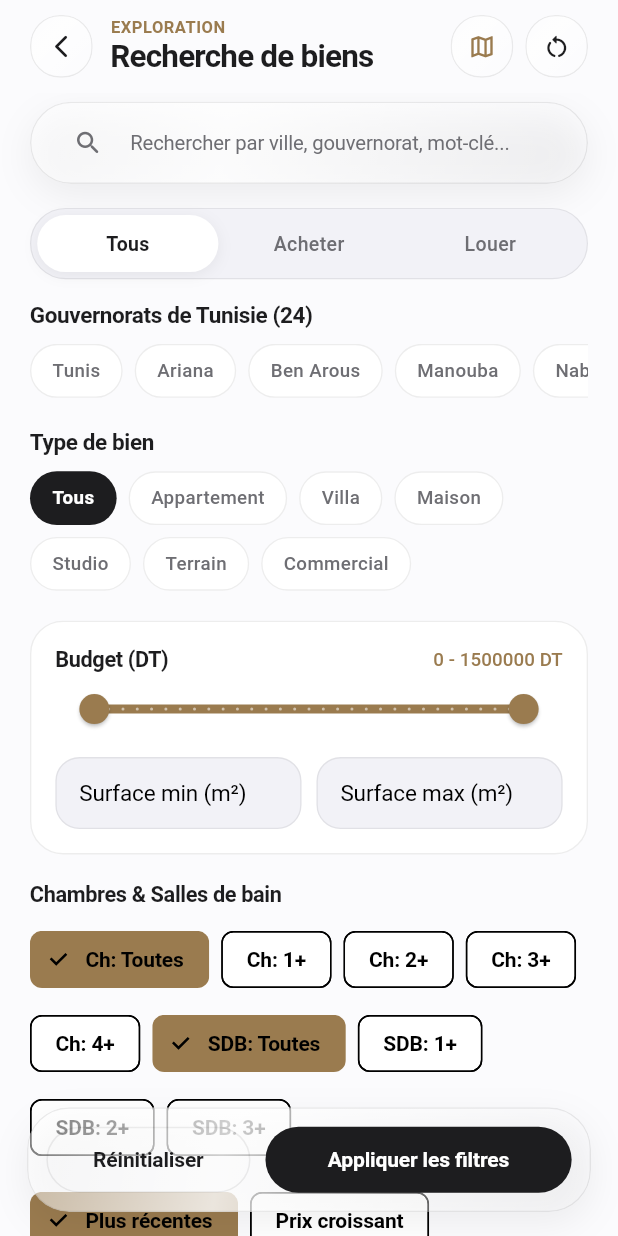
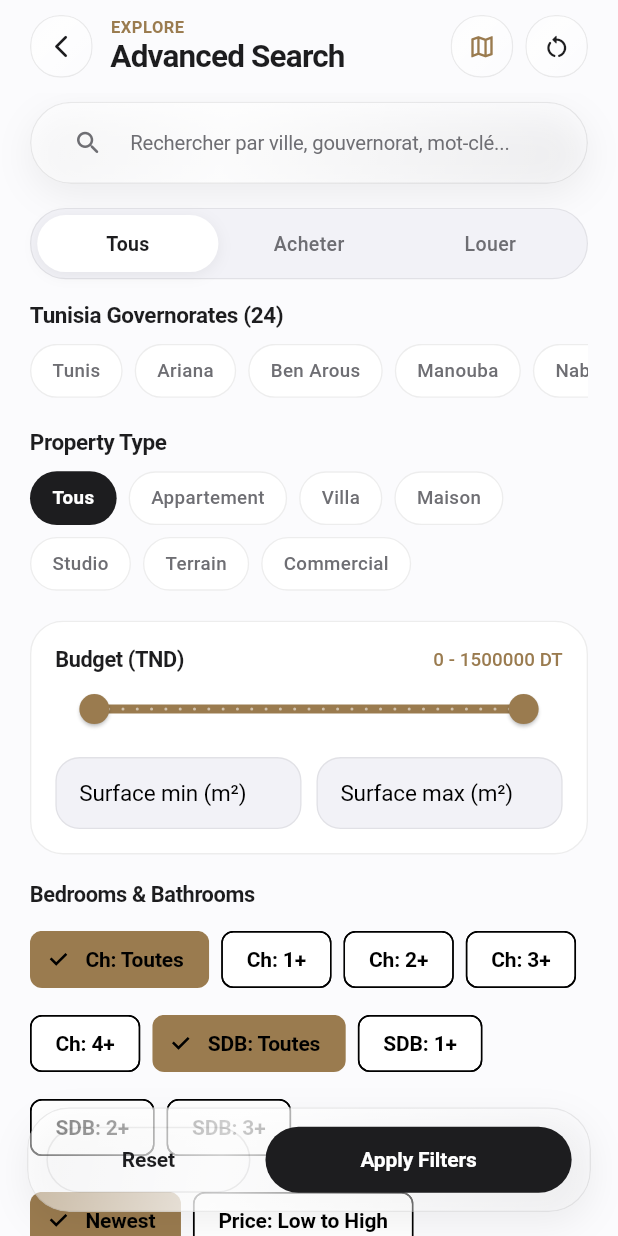
Before and after one commit to Rayenalamine/Application-Mobile-Services-Immobilier, a Flutter app: the screen it shows after launch, after a tap on "Tunis, Sousse, Sfax, Bizerte, Nabeul...", on a phone screen of 412 x 824 dp. Run offline on Flutter 3.47's test engine with Material 3 defaults, Android fonts, the phone set to English and light mode, and no system bars; our stand-ins replace cached_network_image, cloud_firestore, firebase_auth, firebase_core, flutter_map, geolocator and 3 more; accounts and stored records are empty; network calls fail.

Commit message:
fix(p2): complete FR/AR/EN translations and RTL direction across screens

```diff
--- a/flutter/services_immobilier_flutter/lib/core/localization/app_locale.dart
+++ b/flutter/services_immobilier_flutter/lib/core/localization/app_locale.dart
@@ -402,6 +402,26 @@ class AppLocale extends ChangeNotifier {
       'area_unit': 'm²',
       'edit_property_btn': 'Modifier',
       'delete_property_btn': 'Supprimer',
+      'exploration_tag': 'EXPLORATION',
+      'governorates_24': 'Gouvernorats de Tunisie (24)',
+      'budget_dt': 'Budget (TND)',
+      'rooms_and_baths': 'Chambres & Salles de bain',
+      'load_more': 'Charger plus',
+      'gps_dialog_title': 'Accès à votre position GPS',
+      'gps_dialog_body': 'DarLink utilise votre position uniquement pour centrer la carte autour de vous.',
+      'gps_later': 'Plus tard',
+      'gps_allow': 'Autoriser',
+      'gps_disabled': 'Les services de localisation sont désactivés sur votre appareil.',
+      'gps_denied': 'Permission GPS refusée. Navigation libre par gouvernorat active.',
+      'gps_unavailable': 'Position GPS indisponible pour le moment.',
+      'role_user': 'Particulier',
+      'role_owner': 'Propriétaire',
+      'role_agency': 'Agence immobilière',
+      'preferences_tag': 'PRÉFÉRENCES',
+      'btn_send': 'Envoyer',
+      'btn_resend': 'Renvoyer',
+      'btn_verify': 'Vérifier',
+      'dashboard_title': 'Tableau de bord',
     },
 
     // ========================================================
@@ -639,6 +659,26 @@ class AppLocale extends ChangeNotifier {
       'area_unit': 'م²',
       'edit_property_btn': 'تعديل',
       'delete_property_btn': 'حذف',
+      'exploration_tag': 'استكشاف',
+      'governorates_24': 'ولايات تونس (24)',
+      'budget_dt': 'الميزانية (د.ت)',
+      'rooms_and_baths': 'الغرف والحمامات',
+      'load_more': 'تحميل المزيد',
+      'gps_dialog_title': 'الوصول إلى موقعك الجغرافي',
+      'gps_dialog_body': 'يستخدم دار لينك موقعك فقط لتوسيط الخريطة حولك.',
+      'gps_later': 'لاحقاً',
+      'gps_allow': 'سماح',
+      'gps_disabled': 'خدمات الموقع معطلة على جهازك.',
+      'gps_denied': 'تم رفض إذن الموقع. التصفح الحر حسب الولاية متاح.',
+      'gps_unavailable': 'الموقع غير متوفر حالياً.',
+      'role_user': 'فرد',
+      'role_owner': 'مالك عقار',
+      'role_agency': 'وكالة عقارية',
+      'preferences_tag': 'التفضيلات',
+      'btn_send': 'إرسال',
+      'btn_resend': 'إعادة الإرسال',
+      'btn_verify': 'تحقق',
+      'dashboard_title': 'لوحة التحكم',
     },
 
     // ========================================================
@@ -876,6 +916,26 @@ class AppLocale extends ChangeNotifier {
       'area_unit': 'm²',
       'edit_property_btn': 'Edit',
       'delete_property_btn': 'Delete',
+      'exploration_tag': 'EXPLORE',
+      'governorates_24': 'Tunisia Governorates (24)',
+      'budget_dt': 'Budget (TND)',
+      'rooms_and_baths': 'Bedrooms & Bathrooms',
+      'load_more': 'Load more',
+      'gps_dialog_title': 'GPS Location Access',
+      'gps_dialog_body': 'DarLink uses your location only to center the map around you.',
+      'gps_later': 'Later',
+      'gps_allow': 'Allow',
+      'gps_disabled': 'Location services are disabled on your device.',
+      'gps_denied': 'GPS permission denied. Free browsing by governorate is active.',
+      'gps_unavailable': 'GPS location is currently unavailable.',
+      'role_user': 'Individual',
+      'role_owner': 'Owner',
+      'role_agency': 'Real Estate Agency',
+      'preferences_tag': 'PREFERENCES',
+      'btn_send': 'Send',
+      'btn_resend': 'Resend',
+      'btn_verify': 'Verify',
+      'dashboard_title': 'Dashboard',
     },
   };
 }
--- a/flutter/services_immobilier_flutter/lib/features/navigation/presentation/screens/profile_screen.dart
+++ b/flutter/services_immobilier_flutter/lib/features/navigation/presentation/screens/profile_screen.dart
@@ -310,7 +310,7 @@ class _EcranProfilState extends State<EcranProfil> {
               Text('ESPACE PERSONNEL', style: AppTypography.micro(AppColors.accentChampagne)),
               const SizedBox(height: 4),
               Text(
-                isAuthenticated && user != null ? 'Tableau de bord' : 'Mon Profil',
+                isAuthenticated && user != null ? AppLocale.instance.tr('dashboard_title') : AppLocale.instance.tr('profile_title'),
                 style: AppTypography.pageTitle(textPrim),
               ),
               const SizedBox(height: 18),
@@ -453,10 +453,10 @@ class _EcranProfilState extends State<EcranProfil> {
                           dropdownColor: AppColors.surfaceOf(context),
                           style: TextStyle(color: textPrim),
                           decoration: const InputDecoration(labelText: 'Type de compte'),
-                          items: const [
-                            DropdownMenuItem(value: 'USER', child: Text('Particulier')),
-                            DropdownMenuItem(value: 'OWNER', child: Text('Propriétaire')),
-                            DropdownMenuItem(value: 'AGENCY', child: Text('Agence immobilière')),
+                          items: [
+                            DropdownMenuItem(value: 'USER', child: Text(AppLocale.instance.tr('role_user'))),
+                            DropdownMenuItem(value: 'OWNER', child: Text(AppLocale.instance.tr('role_owner'))),
+                            DropdownMenuItem(value: 'AGENCY', child: Text(AppLocale.instance.tr('role_agency'))),
                           ],
                           onChanged: (v) => setState(() => _selectedRole = v ?? 'USER'),
                         ),
@@ -500,7 +500,7 @@ class _EcranProfilState extends State<EcranProfil> {
 
                       const SizedBox(height: 18),
                       LuxuryPillButton(
-                        label: _isRegisterMode ? 'Créer mon compte' : 'Se connecter',
+                        label: _isRegisterMode ? AppLocale.instance.tr('btn_register') : AppLocale.instance.tr('btn_login'),
                         isLoading: _isLoading,
                         onPressed: _isLoading ? null : _handleAuthSubmit,
                       ),
--- a/flutter/services_immobilier_flutter/lib/features/navigation/presentation/screens/search_screen.dart
+++ b/flutter/services_immobilier_flutter/lib/features/navigation/presentation/screens/search_screen.dart
@@ -152,8 +152,8 @@ class _EcranRechercheState extends State<EcranRecherche> {
                         child: Column(
                           crossAxisAlignment: CrossAxisAlignment.start,
                           children: [
-                            Text('EXPLORATION', style: AppTypography.micro(AppColors.accentChampagne)),
-                            Text('Recherche de biens', style: AppTypography.pageTitle(textPrim).copyWith(fontSize: 21)),
+                            Text(AppLocale.instance.tr('exploration_tag'), style: AppTypography.micro(AppColors.accentChampagne)),
+                            Text(AppLocale.instance.tr('search_title'), style: AppTypography.pageTitle(textPrim).copyWith(fontSize: 21)),
                           ],
                         ),
                       ),
@@ -280,7 +280,7 @@ class _EcranRechercheState extends State<EcranRecherche> {
                                       side: BorderSide(color: borderColor),
                                       minimumSize: const Size(0, 44),
                                     ),
-                                    child: const Text('Réinitialiser'),
+                                    child: Text(AppLocale.instance.tr('btn_reset')),
                                   ),
                                 ),
                                 const SizedBox(width: 10),
@@ -294,7 +294,7 @@ class _EcranRechercheState extends State<EcranRecherche> {
                                         SnackBar(
                                           behavior: SnackBarBehavior.floating,
                                           shape: RoundedRectangleBorder(borderRadius: BorderRadius.circular(14)),
-                                          content: Text('${_proprietesTrouvees.length} bien(s) trouvé(s) sur Cloud Firestore !'),
+                                          content: Text(AppLocale.instance.trParams('results_count', {'count': _proprietesTrouvees.length})),
                                           duration: const Duration(seconds: 2),
                                         ),
                                       );
@@ -306,14 +306,14 @@ class _EcranRechercheState extends State<EcranRecherche> {
                                       minimumSize: const Size(0, 44),
                                       shape: const StadiumBorder(),
                                     ),
-                                    child: const Text('Appliquer les filtres', style: TextStyle(fontWeight: FontWeight.w600)),
+                                    child: Text(AppLocale.instance.tr('btn_apply_filters'), style: const TextStyle(fontWeight: FontWeight.w600)),
                                   ),
                                 ),
                               ],
                             ),
                           ),
 
-                        Text('Gouvernorats de Tunisie (24)', style: AppTypography.cardTitle(textPrim).copyWith(fontSize: 15)),
+                        Text(AppLocale.instance.tr('governorates_24'), style: AppTypography.cardTitle(textPrim).copyWith(fontSize: 15)),
                         const SizedBox(height: 10),
                         SizedBox(
                           height: 36,
@@ -353,7 +353,7 @@ class _EcranRechercheState extends State<EcranRecherche> {
                         ),
                         const SizedBox(height: 20),
 
-                        Text('Type de bien', style: AppTypography.cardTitle(textPrim).copyWith(fontSize: 15)),
+                        Text(AppLocale.instance.tr('property_type'), style: AppTypography.cardTitle(textPrim).copyWith(fontSize: 15)),
                         const SizedBox(height: 10),
                         Wrap(
                           spacing: 8,
@@ -401,7 +401,7 @@ class _EcranRechercheState extends State<EcranRecherche> {
                               Row(
                                 mainAxisAlignment: MainAxisAlignment.spaceBetween,
                                 children: [
-                                  Text('Budget (DT)', style: AppTypography.cardTitle(textPrim).copyWith(fontSize: 14.5)),
+                                  Text(AppLocale.instance.tr('budget_dt'), style: AppTypography.cardTitle(textPrim).copyWith(fontSize: 14.5)),
                                   Text(
                                     '${_priceRange.start.toInt()} - ${_priceRange.end.toInt()} DT',
                                     style: AppTypography.caption(AppColors.accentChampagne),
@@ -462,7 +462,7 @@ class _EcranRechercheState extends State<EcranRecherche> {
                         ),
                         const SizedBox(height: 18),
 
-                        Text('Chambres & Salles de bain', style: AppTypography.cardTitle(textPrim).copyWith(fontSize: 14.5)),
+                        Text(AppLocale.instance.tr('rooms_and_baths'), style: AppTypography.cardTitle(textPrim).copyWith(fontSize: 14.5)),
                         const SizedBox(height: 10),
                         Wrap(
                           spacing: 8,
@@ -498,7 +498,7 @@ class _EcranRechercheState extends State<EcranRecherche> {
                           spacing: 8,
                           children: [
                             ChoiceChip(
-                              label: const Text('Plus récentes'),
+                              label: Text(AppLocale.instance.tr('sort_newest')),
                               selected: _sortBy == 'newest',
                               onSelected: (_) {
                                 setState(() => _sortBy = 'newest');
@@ -506,7 +506,7 @@ class _EcranRechercheState extends State<EcranRecherche> {
                               },
                             ),
                             ChoiceChip(
-                              label: const Text('Prix croissant'),
+                              label: Text(AppLocale.instance.tr('sort_price_asc')),
                               selected: _sortBy == 'price_asc',
                               onSelected: (_) {
                                 setState(() => _sortBy = 'price_asc');
@@ -514,7 +514,7 @@ class _EcranRechercheState extends State<EcranRecherche> {
                               },
                             ),
                             ChoiceChip(
-                              label: const Text('Prix décroissant'),
+                              label: Text(AppLocale.instance.tr('sort_price_desc')),
                               selected: _sortBy == 'price_desc',
                               onSelected: (_) {
                                 setState(() => _sortBy = 'price_desc');
@@ -553,7 +553,7 @@ class _EcranRechercheState extends State<EcranRecherche> {
                                   setState(() => _limit += 20);
                                   _appliquerRechercheBackend();
                                 },
-                                child: const Text('Charger plus'),
+                                child: Text(AppLocale.instance.tr('load_more')),
                               ),
                             ),
                         ],
@@ -585,7 +585,7 @@ class _EcranRechercheState extends State<EcranRecherche> {
                             side: BorderSide(color: borderColor),
                             minimumSize: const Size(0, 44),
                           ),
-                          child: const Text('Réinitialiser'),
+                          child: Text(AppLocale.instance.tr('btn_reset')),
                         ),
                       ),
                       const SizedBox(width: 10),
@@ -599,7 +599,7 @@ class _EcranRechercheState extends State<EcranRecherche> {
                               SnackBar(
                                 behavior: SnackBarBehavior.floating,
                                 shape: RoundedRectangleBorder(borderRadius: BorderRadius.circular(14)),
-                                content: Text('${_proprietesTrouvees.length} bien(s) trouvé(s) sur Cloud Firestore !'),
+                                content: Text(AppLocale.instance.trParams('results_count', {'count': _proprietesTrouvees.length})),
                                 duration: const Duration(seconds: 2),
                               ),
                             );
@@ -611,7 +611,7 @@ class _EcranRechercheState extends State<EcranRecherche> {
                             minimumSize: const Size(0, 44),
                             shape: const StadiumBorder(),
                           ),
-                          child: const Text('Appliquer les filtres', style: TextStyle(fontWeight: FontWeight.w600)),
+                          child: Text(AppLocale.instance.tr('btn_apply_filters'), style: const TextStyle(fontWeight: FontWeight.w600)),
                         ),
                       ),
                     ],
```
Also changed, not shown: 7 other files.
